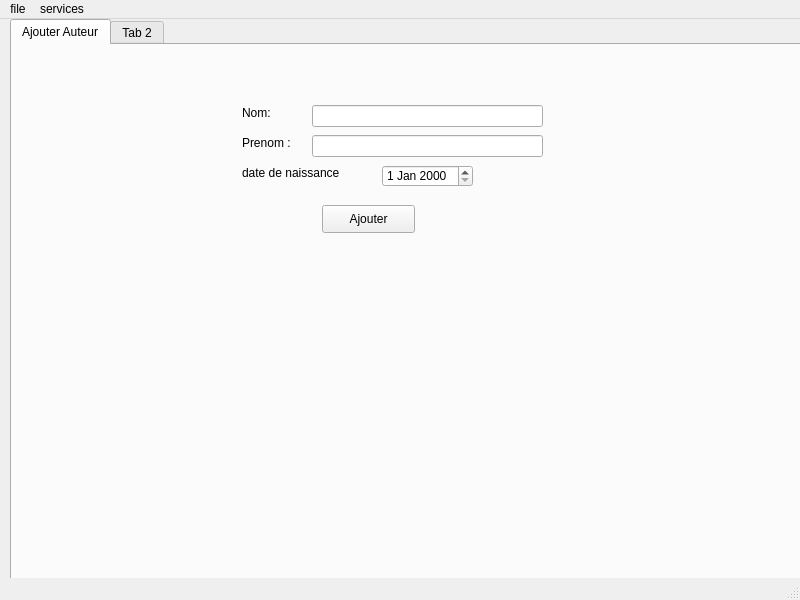
mhidoart/library_manager_QT, file libraryManager/mainwindow.ui: the form before one commit.
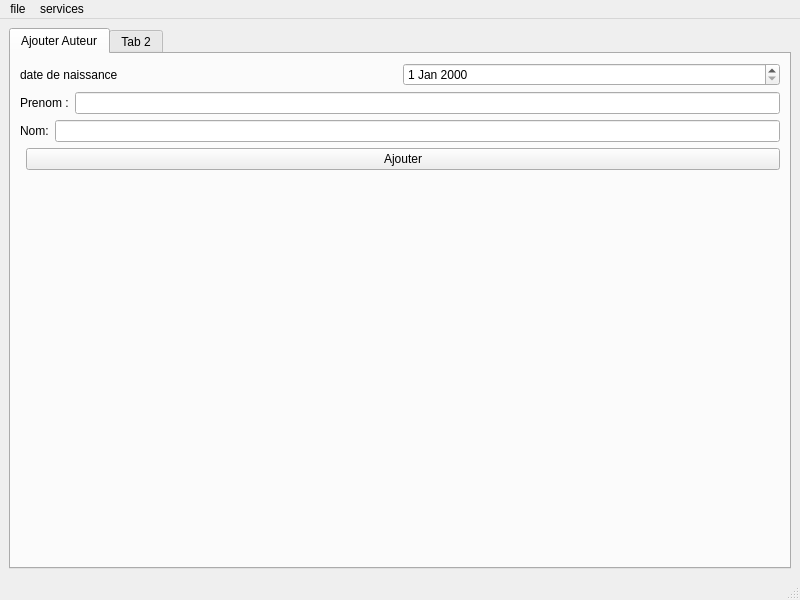
The form after the commit.

Diff of the .ui file:
```diff
--- a/libraryManager/mainwindow.ui
+++ b/libraryManager/mainwindow.ui
@@ -14,101 +14,75 @@
    <string>MainWindow</string>
   </property>
   <widget class="QWidget" name="centralwidget">
+   <layout class="QGridLayout" name="gridLayout">
+    <item row="0" column="0">
+     <layout class="QVBoxLayout" name="verticalLayout_3">
+      <item>
    <widget class="QTabWidget" name="tabWidget">
-    <property name="geometry">
-     <rect>
-      <x>10</x>
-      <y>0</y>
-      <width>791</width>
-      <height>561</height>
-     </rect>
+        <property name="mouseTracking">
+         <bool>false</bool>
+        </property>
+        <property name="currentIndex">
+         <number>0</number>
     </property>
     <widget class="QWidget" name="tab">
      <attribute name="title">
       <string>Ajouter Auteur</string>
      </attribute>
-     <widget class="QLabel" name="label">
-      <property name="geometry">
-       <rect>
-        <x>230</x>
-        <y>60</y>
-        <width>55</width>
-        <height>16</height>
-       </rect>
-      </property>
-      <property name="text">
-       <string>Nom:</string>
-      </property>
-     </widget>
+         <layout class="QFormLayout" name="formLayout">
+          <item row="1" column="0" colspan="2">
+           <layout class="QHBoxLayout" name="horizontalLayout_2">
+            <item>
      <widget class="QLabel" name="label_2">
-      <property name="geometry">
-       <rect>
-        <x>230</x>
-        <y>90</y>
-        <width>55</width>
-        <height>16</height>
-       </rect>
-      </property>
       <property name="text">
        <string>Prenom :</string>
       </property>
      </widget>
+            </item>
+            <item>
+             <widget class="QLineEdit" name="add_auth_last_name"/>
+            </item>
+           </layout>
+          </item>
+          <item row="2" column="0" colspan="2">
+           <layout class="QHBoxLayout" name="horizontalLayout">
+            <item>
+             <widget class="QLabel" name="label">
+              <property name="text">
+               <string>Nom:</string>
+              </property>
+             </widget>
+            </item>
+            <item>
+             <widget class="QLineEdit" name="add_auth_first_name"/>
+            </item>
+           </layout>
+          </item>
+          <item row="0" column="0" colspan="2">
+           <layout class="QHBoxLayout" name="horizontalLayout_3">
+            <item>
      <widget class="QLabel" name="label_3">
-      <property name="geometry">
-       <rect>
-        <x>230</x>
-        <y>120</y>
-        <width>131</width>
-        <height>16</height>
-       </rect>
-      </property>
       <property name="text">
        <string>date de naissance</string>
       </property>
      </widget>
-     <widget class="QLineEdit" name="add_auth_first_name">
-      <property name="geometry">
-       <rect>
-        <x>300</x>
-        <y>60</y>
-        <width>231</width>
-        <height>22</height>
-       </rect>
-      </property>
-     </widget>
-     <widget class="QLineEdit" name="add_auth_last_name">
-      <property name="geometry">
-       <rect>
-        <x>300</x>
-        <y>90</y>
-        <width>231</width>
-        <height>22</height>
-       </rect>
-      </property>
-     </widget>
-     <widget class="QDateEdit" name="add_auth_year_born">
-      <property name="geometry">
-       <rect>
-        <x>370</x>
-        <y>120</y>
-        <width>91</width>
-        <height>22</height>
-       </rect>
-      </property>
-     </widget>
+            </item>
+            <item>
+             <widget class="QDateEdit" name="add_auth_year_born"/>
+            </item>
+           </layout>
+          </item>
+          <item row="3" column="0">
+           <layout class="QHBoxLayout" name="horizontalLayout_4"/>
+          </item>
+          <item row="3" column="1">
      <widget class="QPushButton" name="btn_add_auth">
-      <property name="geometry">
-       <rect>
-        <x>310</x>
-        <y>160</y>
-        <width>93</width>
-        <height>28</height>
-       </rect>
-      </property>
       <property name="text">
        <string>Ajouter</string>
       </property>
      </widget>
+          </item>
+         </layout>
     </widget>
     <widget class="QWidget" name="tab_2">
      <attribute name="title">
@@ -116,6 +90,10 @@
      </attribute>
     </widget>
    </widget>
+      </item>
+     </layout>
+    </item>
+   </layout>
   </widget>
   <widget class="QMenuBar" name="menubar">
    <property name="geometry">
```
Lines whose indentation alone changed are shown as unchanged.
